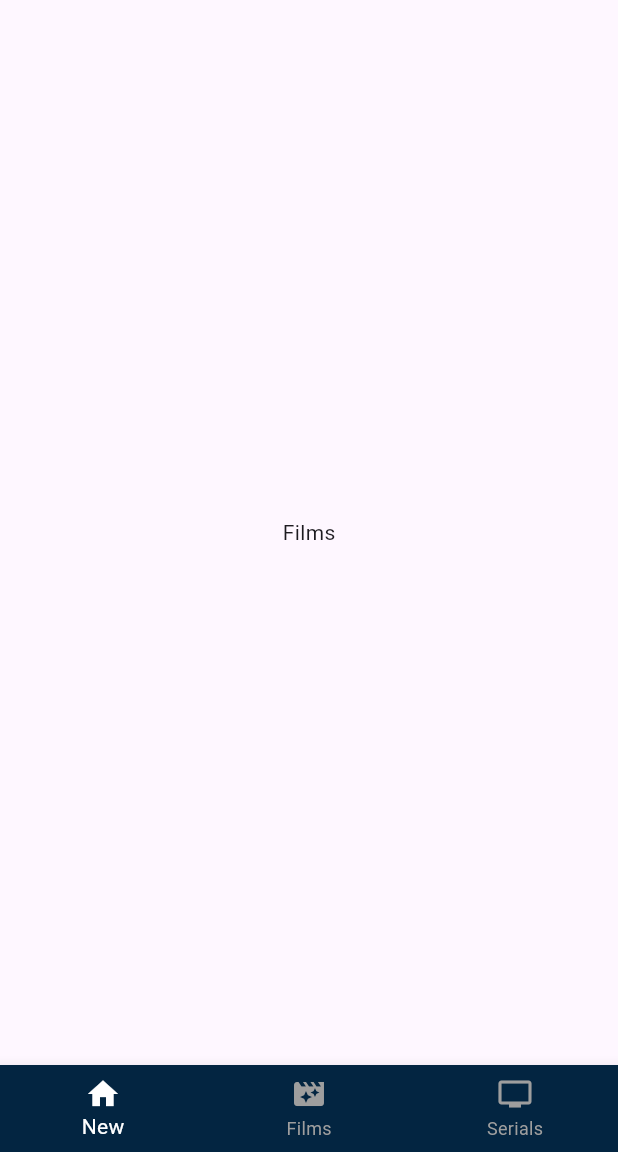
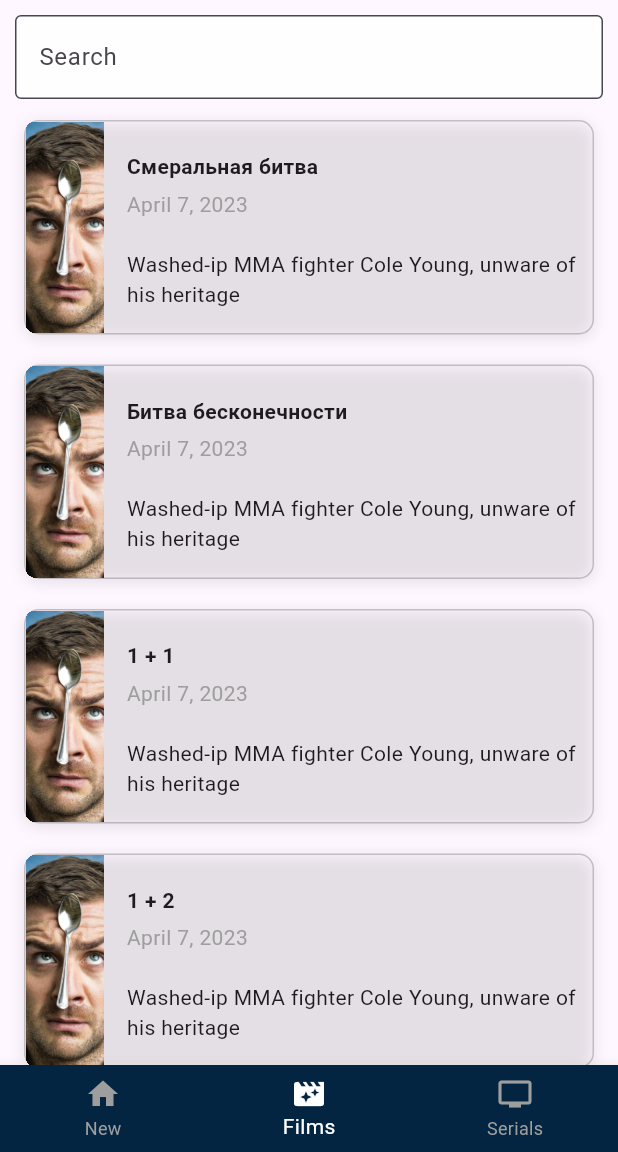
Before and after one commit to NurProger/Landing_Flutter, a Flutter app: the MianScreenWidget screen opened directly, on a phone screen of 412 x 824 dp, the part 84-1236 px from its top. Run offline on Flutter 3.47's test engine with Material 3 defaults, Android fonts, the phone set to English and light mode, and no system bars; missing offline and left inert: dart:html.

Commit message:
Added movie info screen

```diff
--- a/lib/widets/auth/auth/auth_widget.dart
+++ b/lib/widets/auth/auth/auth_widget.dart
@@ -1,6 +1,6 @@
 import 'package:flutter/material.dart';
 import 'package:list/Folder/Button_styles/app_button_style.dart';
-import 'package:list/main_screen/main_sreen_widget.dart';
+import 'package:list/widets/auth/main_screen/main_sreen_widget.dart';
 
 class AuthWidget extends StatefulWidget {
   const AuthWidget({super.key});
@@ -139,9 +139,7 @@ class _FormAuthWidgetState extends State<FormAuthWidget> {
         ),
         TextField(
           controller: _loginController,
-          decoration: InputDecoration(
-
-          ),
+          decoration: decorForTextField
 
         ),
         const Text(
--- a/lib/widets/auth/main_screen/main_sreen_widget.dart
+++ b/lib/widets/auth/main_screen/main_sreen_widget.dart
@@ -1,5 +1,6 @@
 import 'package:flutter/material.dart';
 import 'package:list/Folder/Button_styles/app_bar_colors.dart';
+import 'package:list/widets/auth/move_list/move_list_widget.dart';
 
 class MianScreenWidget extends StatefulWidget {
   const MianScreenWidget({super.key});
@@ -9,7 +10,7 @@ class MianScreenWidget extends StatefulWidget {
 }
 
 class _MianScreenWidgetState extends State<MianScreenWidget> {
-  int _currentIndex = 0;
+  int _currentIndex = 1;
 
   void onSelectedTab(int index){
   if(_currentIndex == index) return;
@@ -17,11 +18,6 @@ class _MianScreenWidgetState extends State<MianScreenWidget> {
     _currentIndex = index;
     });
   }
-  final List _listPages = [
-    const Text("Films"),
-    const Text("News"),
-    const Text("Serials")
-  ];
   @override
   Widget build(BuildContext context) {
     return Scaffold(
@@ -30,7 +26,14 @@ class _MianScreenWidgetState extends State<MianScreenWidget> {
         backgroundColor: AppClors.mindarkBlue,
       ),
       body: Center(
-        child: _listPages[_currentIndex],
+        child: IndexedStack(
+          index: _currentIndex,
+          children: [
+            const Text("News"),
+            MoveListWidget(),
+            const Text("Serials")
+          ],
+        ),
       ),
 
       bottomNavigationBar: BottomNavigationBar(
--- a/lib/widets/auth/move_list/move_list_widget.dart
+++ b/lib/widets/auth/move_list/move_list_widget.dart
@@ -0,0 +1,223 @@
+import 'dart:html';
+
+import 'package:flutter/material.dart';
+
+class Movie {
+  final int id;
+  final String ImageName;
+  final String title;
+  final String time;
+  final String descripion;
+
+  Movie({
+      required this.id,
+      required this.ImageName,
+      required this.title,
+      required this.time,
+      required this.descripion});
+}
+
+class MoveListWidget extends StatefulWidget {
+  MoveListWidget({super.key});
+
+  @override
+  State<MoveListWidget> createState() => _MoveListWidgetState();
+}
+
+class _MoveListWidgetState extends State<MoveListWidget> {
+  final _movie = [
+    Movie(
+      id: 1,
+        ImageName: "Assets/rr.jpg",
+        title: "Смеральная битва",
+        time: "April 7, 2023",
+        descripion: 'Washed-ip MMA fighter Cole Young, unware of his heritage'),
+    Movie(
+        id: 2,
+        ImageName: "Assets/rr.jpg",
+        title: "Битва бесконечности",
+        time: "April 7, 2023",
+        descripion: 'Washed-ip MMA fighter Cole Young, unware of his heritage'),
+    Movie(
+        id: 3,
+        ImageName: "Assets/rr.jpg",
+        title: "1 + 1",
+        time: "April 7, 2023",
+        descripion: 'Washed-ip MMA fighter Cole Young, unware of his heritage'),
+    Movie(
+        id: 4,
+        ImageName: "Assets/rr.jpg",
+        title: "1 + 2",
+        time: "April 7, 2023",
+        descripion: 'Washed-ip MMA fighter Cole Young, unware of his heritage'),
+    Movie(
+        id: 5,
+        ImageName: "Assets/rr.jpg",
+        title: "Люди икс ",
+        time: "April 7, 2023",
+        descripion: 'Washed-ip MMA fighter Cole Young, unware of his heritage'),
+    Movie(
+        id: 6,
+        ImageName: "Assets/rr.jpg",
+        title: "Смеральная битва",
+        time: "April 7, 2023",
+        descripion: 'Washed-ip MMA fighter Cole Young, unware of his heritage'),
+    Movie(
+        id: 7,
+        ImageName: "Assets/rr.jpg",
+        title: "Смеральная битва",
+        time: "April 7, 2023",
+        descripion: 'Washed-ip MMA fighter Cole Young, unware of his heritage'),
+    Movie(
+        id: 8,
+        ImageName: "Assets/rr.jpg",
+        title: "Смеральная битва",
+        time: "April 7, 2023",
+        descripion: 'Washed-ip MMA fighter Cole Young, unware of his heritage'),
+    Movie(
+        id: 9,
+        ImageName: "Assets/rr.jpg",
+        title: "Смеральная битва",
+        time: "April 7, 2023",
+        descripion: 'Washed-ip MMA fighter Cole Young, unware of his heritage'),
+    Movie(
+        id: 10,
+        ImageName: "Assets/rr.jpg",
+        title: "Смеральная битва",
+        time: "April 7, 2023",
+        descripion: 'Washed-ip MMA fighter Cole Young, unware of his heritage'),
+    Movie(
+        id: 11,
+        ImageName: "Assets/rr.jpg",
+        title: "Смеральная битва",
+        time: "April 7, 2023",
+        descripion: 'Washed-ip MMA fighter Cole Young, unware of his heritage'),
+    Movie(
+        id: 12,
+        ImageName: "Assets/rr.jpg",
+        title: "Смеральная битва",
+        time: "April 7, 2023",
+        descripion: 'Washed-ip MMA fighter Cole Young, unware of his heritage'),
+  ];
+  var _filterMovies = <Movie>[];
+  final _searchController = TextEditingController();
+
+  void _searchMovies() {
+    final query = _searchController.text;
+    if (query.isNotEmpty) {
+      _filterMovies = _movie.where((Movie movie) {
+        return movie.title.toLowerCase().contains(query.toLowerCase());
+      }).toList();
+    } else {
+      _filterMovies = _movie;
+    }
+    setState(() {});
+  }
+
+  @override
+  void initState() {
+    super.initState();
+    _filterMovies = _movie;
+    _searchController.addListener(_searchMovies);
+  }
+
+  void _onMovieTab(index) {
+    final id = _movie[index].id;
+    Navigator.of(context).pushNamed(
+        "/main_screen/movie_details",
+        arguments: id
+    );
+  }
+
+  @override
+  Widget build(BuildContext context) {
+    return Stack(
+      children: [
+        ListView.builder(
+          padding: EdgeInsets.only(top: 70),
+          itemCount: _filterMovies.length,
+          itemExtent: 163,
+          itemBuilder: (BuildContext context, int index) {
+            final movie = _filterMovies[index];
+            return Padding(
+              padding:
+                  const EdgeInsets.symmetric(horizontal: 16.0, vertical: 10),
+              child: Container(
+                decoration: BoxDecoration(
+                    borderRadius: BorderRadius.circular(10),
+                    border: Border.all(color: Colors.black.withOpacity(0.2)),
+                    boxShadow: [
+                      BoxShadow(
+                        blurRadius: 8,
+                        offset: Offset(0, 2),
+                        color: Colors.black.withOpacity(0.1),
+                      ),
+                    ]),
+                clipBehavior: Clip.hardEdge,
+                child: InkWell(
+                  onTap: () => _onMovieTab(index),
+                  child: Row(
+                    children: [
+                      Image(image: AssetImage(movie.ImageName)),
+                      const SizedBox(
+                        width: 15,
+                      ),
+                      Expanded(
+                        child: Column(
+                          crossAxisAlignment: CrossAxisAlignment.start,
+                          children: [
+                            SizedBox(
+                              height: 20,
+                            ),
+                            Text(
+                              movie.title,
+                              maxLines: 1,
+                              overflow: TextOverflow.ellipsis,
+                              style: TextStyle(fontWeight: FontWeight.bold),
+                            ),
+                            SizedBox(
+                              height: 5,
+                            ),
+                            Text(
+                              movie.time,
+                              maxLines: 1,
+                              overflow: TextOverflow.ellipsis,
+                              style: TextStyle(color: Colors.grey),
+                            ),
+                            SizedBox(
+                              height: 20,
+                            ),
+                            Text(
+                              movie.descripion,
+                              maxLines: 2,
+                              overflow: TextOverflow.ellipsis,
+                            ),
+                          ],
+                        ),
+                      ),
+                      SizedBox(
+                        width: 5,
+                      )
+                    ],
+                  ),
+                ),
+              ),
+            );
+          },
+        ),
+        Padding(
+          padding: const EdgeInsets.all(10.0),
+          child: TextField(
+            controller: _searchController,
+            decoration: InputDecoration(
+              labelText: "Search",
+              filled: true,
+              fillColor: Colors.white.withAlpha(230),
+              border: OutlineInputBorder(),
+            ),
+          ),
+        )
+      ],
+    );
+  }
+}
--- a/pubspec.yaml
+++ b/pubspec.yaml
@@ -61,8 +61,8 @@ flutter:
   uses-material-design: true
 
   # To add assets to your application, add an assets section, like this:
-#  assets:
-#     - images/im.jpg
+  assets:
+     - Assets/
   #   - images/a_dot_ham.jpeg
 
   # An image asset can refer to one or more resolution-specific "variants", see
```
Also changed, not shown: lib/main.dart (+11 -2 lines), lib/widets/auth/movie_details/movie_details_main_info_widget.dart (added, +203 -0 lines), lib/widets/auth/movie_details/movie_details_widget.dart (added, +32 -0 lines), Assets/actor.jpg (added), Assets/shit.jpg (added), Assets/topHeader.jpg (added), lib/resources/app_images.dart (added), pubspec.lock.
